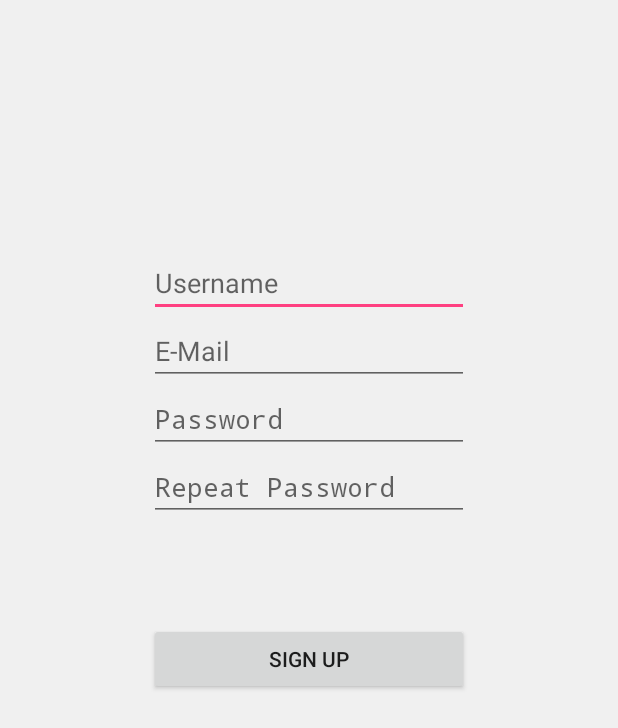
After one commit to VytautasKalinauskas/m33t, an Android app: the SignUpActivity screen opened directly, with no data from a screen before it, on a phone screen of 412 x 824 dp. The commit adds this screen. Shown: the top 728 px of the screen. Run offline under Robolectric (Android 15) with nearby library versions, the phone set to English and light mode, and no system bars.

Commit message:
SignUp Screen
Sign up screen functional

```diff
--- a/app/build.gradle
+++ b/app/build.gradle
@@ -22,6 +22,7 @@ dependencies {
     implementation fileTree(dir: 'libs', include: ['*.jar'])
     implementation 'com.android.support:appcompat-v7:27.1.1'
     implementation 'com.android.support.constraint:constraint-layout:1.0.2'
+    implementation 'com.android.support:design:27.1.1'
     testImplementation 'junit:junit:4.12'
     androidTestImplementation 'com.android.support.test:runner:1.0.2'
     androidTestImplementation 'com.android.support.test.espresso:espresso-core:3.0.2'
--- /dev/null
+++ b/app/src/main/java/com/example/vytkal/m33t/SignUpActivity.java
@@ -0,0 +1,14 @@
+package com.example.vytkal.m33t;
+
+
+import android.app.Activity;
+import android.os.Bundle;
+
+public class SignUpActivity extends Activity{
+
+    @Override
+    protected void onCreate(Bundle savedInstanceState) {
+        super.onCreate(savedInstanceState);
+        setContentView(R.layout.activity_signup);
+    }
+}
--- /dev/null
+++ b/app/src/main/res/layout/activity_signup.xml
@@ -0,0 +1,64 @@
+<?xml version="1.0" encoding="utf-8"?>
+<RelativeLayout xmlns:android="http://schemas.android.com/apk/res/android"
+    android:id="@+id/container"
+    android:layout_width="match_parent"
+    android:layout_height="match_parent"
+    android:background="#f0f0f0">
+
+    <EditText
+        android:id="@+id/usernameFieldSignUp"
+        android:layout_width="wrap_content"
+        android:layout_height="wrap_content"
+        android:layout_alignParentTop="true"
+        android:layout_centerHorizontal="true"
+        android:layout_marginTop="166dp"
+        android:ems="10"
+        android:hint="@string/username"
+        android:inputType="textPersonName" />
+
+    <EditText
+        android:id="@+id/emailFieldSignUp"
+        android:layout_width="wrap_content"
+        android:layout_height="wrap_content"
+        android:layout_alignEnd="@+id/usernameFieldSignUp"
+        android:layout_alignRight="@+id/usernameFieldSignUp"
+        android:layout_below="@+id/usernameFieldSignUp"
+        android:ems="10"
+        android:hint="@string/e_mail"
+        android:inputType="textEmailAddress" />
+
+    <EditText
+        android:id="@+id/passwordFieldSignUp"
+        android:layout_width="wrap_content"
+        android:layout_height="wrap_content"
+        android:layout_alignLeft="@+id/emailFieldSignUp"
+        android:layout_alignStart="@+id/emailFieldSignUp"
+        android:layout_below="@+id/emailFieldSignUp"
+        android:ems="10"
+        android:hint="@string/password"
+        android:inputType="textPassword" />
+
+    <EditText
+        android:id="@+id/repeatPasswordFieldSignUp"
+        android:layout_width="wrap_content"
+        android:layout_height="wrap_content"
+        android:layout_alignLeft="@+id/passwordFieldSignUp"
+        android:layout_alignStart="@+id/passwordFieldSignUp"
+        android:layout_below="@+id/passwordFieldSignUp"
+        android:ems="10"
+        android:hint="@string/repeat_password"
+        android:inputType="textPassword" />
+
+    <Button
+        android:id="@+id/buttonCompleteSignUp"
+        android:layout_width="wrap_content"
+        android:layout_height="wrap_content"
+        android:layout_alignEnd="@+id/repeatPasswordFieldSignUp"
+        android:layout_alignLeft="@+id/repeatPasswordFieldSignUp"
+        android:layout_alignRight="@+id/repeatPasswordFieldSignUp"
+        android:layout_alignStart="@+id/repeatPasswordFieldSignUp"
+        android:layout_below="@+id/repeatPasswordFieldSignUp"
+        android:layout_marginTop="68dp"
+        android:text="@string/sign_up" />
+
+</RelativeLayout>
--- /dev/null
+++ b/app/src/main/res/values/dimens.xml
@@ -0,0 +1,5 @@
+<resources>
+    <!-- Default screen margins, per the Android Design guidelines. -->
+    <dimen name="activity_horizontal_margin">16dp</dimen>
+    <dimen name="activity_vertical_margin">16dp</dimen>
+</resources>
--- a/app/src/main/res/values/strings.xml
+++ b/app/src/main/res/values/strings.xml
@@ -1,3 +1,23 @@
 <resources>
     <string name="app_name">m33t</string>
+    <string name="title_activity_login">Sign in</string>
+
+    <!-- Strings related to login -->
+    <string name="prompt_email">Email</string>
+    <string name="prompt_password">Password (optional)</string>
+    <string name="action_sign_in">Sign in or register</string>
+    <string name="action_sign_in_short">Sign in</string>
+    <string name="error_invalid_email">This email address is invalid</string>
+    <string name="error_invalid_password">This password is too short</string>
+    <string name="error_incorrect_password">This password is incorrect</string>
+    <string name="error_field_required">This field is required</string>
+    <string name="permission_rationale">"Contacts permissions are needed for providing email
+        completions."
+    </string>
+    <string name="username">Username</string>
+    <string name="password">Password</string>
+    <string name="log_in">LOG IN</string>
+    <string name="sign_up">SIGN UP</string>
+    <string name="e_mail">E-Mail</string>
+    <string name="repeat_password">Repeat Password</string>
 </resources>
```
Also changed, not shown: app/src/main/AndroidManifest.xml (+8 -0 lines), app/src/main/java/com/example/vytkal/m33t/IChange_Activity.java (added, +11 -0 lines), app/src/main/java/com/example/vytkal/m33t/MainActivity.java (+27 -2 lines), app/src/main/res/layout/activity_login.xml (added, +51 -0 lines), app/src/main/res/layout/activity_main.xml (deleted, +0 -28 lines).
